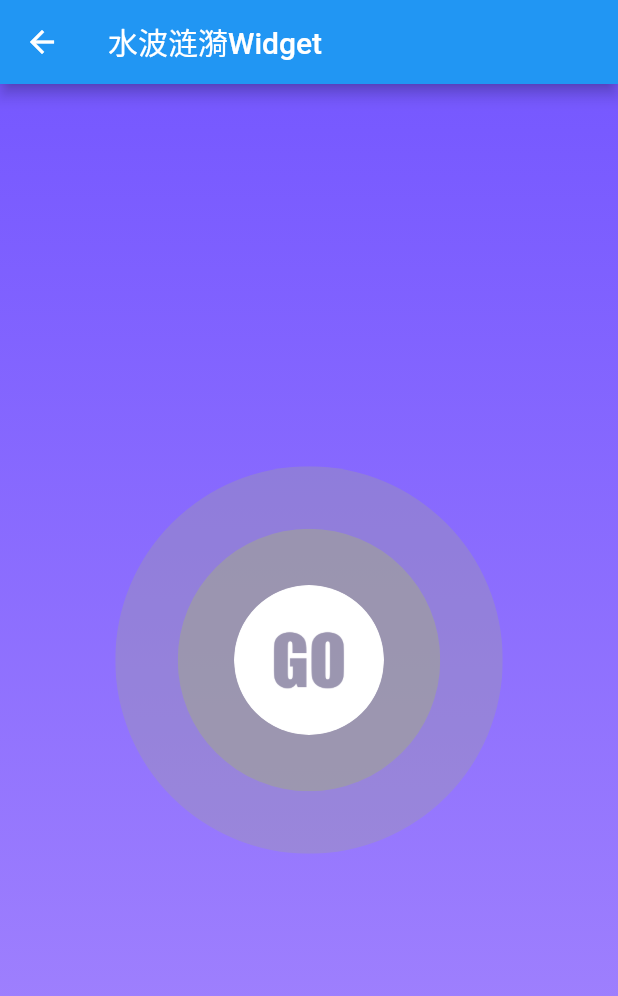
After one commit to kejunyao/flutter_practice, a Flutter app: the RippleWidgetScreen screen opened directly, on a phone screen of 412 x 824 dp. The commit adds this screen. Shown: the top 996 px of the screen. Run offline on Flutter 3.47's test engine with Material 2 defaults, Android fonts, the phone set to English and light mode, and no system bars; our stand-ins replace sqflite; accounts and stored records are empty.

Commit message:
【新增】水波涟漪Widget
Signed-off-by: kejunyao <kejunyao@126.com>

```diff
--- /dev/null
+++ b/lib/widgets/example/ripple_widget_screen.dart
@@ -0,0 +1,38 @@
+import 'package:flutter/material.dart';
+
+import '../ripple_widget.dart';
+
+class RippleWidgetScreen extends StatefulWidget {
+  @override
+  _RippleWidgetScreenState createState() => _RippleWidgetScreenState();
+}
+
+class _RippleWidgetScreenState extends State<RippleWidgetScreen> {
+  @override
+  Widget build(BuildContext context) {
+    return Scaffold(
+      appBar: AppBar(
+        title: Text('水波涟漪Widget'),
+      ),
+      body: Container(
+        decoration: BoxDecoration(
+          gradient: LinearGradient(
+            begin: AlignmentDirectional.topCenter,
+            end: AlignmentDirectional.bottomCenter,
+            colors: [Color(0XFF7658FF), Color(0XFFA889FD)],
+          ),
+        ),
+        child: Center(
+          child: RippleWidget(
+            radius: 100,
+            maxRadius: 350,
+            child: Image.asset(
+              'assets/images/widget/ripple_logo.png',
+              fit: BoxFit.cover,
+            ),
+          ),
+        ),
+      ),
+    );
+  }
+}
--- a/lib/widgets/example/widget_list_screen.dart
+++ b/lib/widgets/example/widget_list_screen.dart
@@ -4,6 +4,7 @@ import 'package:flutter_practice/example/base_list_view_screen.dart';
 import 'package:flutter_practice/item.dart';
 import 'package:flutter_practice/widgets/compatible/keyboard_compatible.dart';
 import 'package:flutter_practice/widgets/dashed_line.dart';
+import 'package:flutter_practice/widgets/example/ripple_widget_screen.dart';
 import 'package:flutter_practice/widgets/example/row_right_show_widget.dart';
 import 'package:flutter_practice/widgets/star_rating.dart';
 import 'compatible_text_editing.dart';
@@ -38,6 +39,7 @@ class WidgetListScreen extends BaseListView {
     items.add(Item('键盘兼容性问题', KeyboardCompatibleWidget()));
     items.add(Item('NestedScrollView', NestedScrollViewWidget()));
     items.add(Item('Row控件右侧子控件优先显示', RowRightShowFirstWidget()));
+    items.add(Item('水波涟漪效果Widget', RippleWidgetScreen()));
     return items;
   }
 
--- /dev/null
+++ b/lib/widgets/ripple_widget.dart
@@ -0,0 +1,139 @@
+import 'package:flutter/material.dart';
+
+/// 像涟漪浮动一样的圆Widget
+class RippleWidget extends StatefulWidget {
+  final Widget child;
+  final double radius;
+  final double maxRadius;
+  final int cycles;
+  final Color spreadColor;
+  final Duration duration;
+
+  RippleWidget({Key key,
+    this.child,
+    @required this.radius,
+    @required this.maxRadius,
+    this.cycles,
+    this.spreadColor = Colors.grey,
+    this.duration = const Duration(milliseconds: 3000)})
+      : super(key: key);
+
+  @override
+  _RippleWidgetState createState() => _RippleWidgetState();
+}
+
+class _RippleWidgetState extends State<RippleWidget> with TickerProviderStateMixin {
+  List<Widget> children = [];
+  List<AnimationController> controllers = [];
+
+  @override
+  void initState() {
+    super.initState();
+    if (widget.child != null) {
+      children.add(
+        ClipOval(
+          child: SizedBox(
+            width: widget.radius,
+            height: widget.radius,
+            child: widget.child,
+          ),
+        ),
+      );
+    }
+    start();
+  }
+
+  start() async {
+    int i = 0;
+    while (widget.cycles == null ? true : i < widget.cycles) {
+      if (mounted) {
+        setState(() {
+          AnimationController _animationController;
+          Animation<double> _animation;
+
+          _animationController = AnimationController(vsync: this, duration: widget.duration);
+          _animation = CurvedAnimation(parent: _animationController, curve: Curves.linear);
+
+          _animationController.addStatusListener((status) {
+            if (status == AnimationStatus.completed) {
+              children.removeAt(0);
+              controllers.removeAt(0);
+              _animationController.dispose();
+            }
+          });
+          controllers.add(_animationController);
+          _animationController.forward();
+
+          widget.child != null
+              ? children.insert(
+                  children.length - 1,
+                  _AnimatedSpread(
+                    animation: _animation,
+                    radius: widget.radius,
+                    maxRadius: widget.maxRadius,
+                    color: widget.spreadColor,
+                  ))
+              : children.add(
+                _AnimatedSpread(
+                    animation: _animation,
+                    radius: widget.radius,
+                    maxRadius: widget.maxRadius,
+                    color: widget.spreadColor,
+                  )
+          );
+        });
+      }
+      if (widget.cycles != null) i++;
+      await Future.delayed(Duration(milliseconds: widget.duration.inMilliseconds ~/ 3));
+    }
+  }
+
+  @override
+  void dispose() {
+    controllers.forEach((c) {
+      c.dispose();
+      c = null;
+    });
+    super.dispose();
+  }
+
+  @override
+  Widget build(BuildContext context) {
+    return Stack(
+      children: children,
+      alignment: Alignment.center,
+    );
+  }
+}
+
+class _AnimatedSpread extends AnimatedWidget {
+  final Tween<double> _opacityTween = Tween(begin: 1, end: 0);
+  final Tween<double> _radiusTween;
+  final Color color;
+
+  _AnimatedSpread(
+      {Key key,
+      @required Animation<double> animation,
+      @required double radius,
+      @required double maxRadius,
+      @required this.color})
+      : _radiusTween = Tween(begin: radius, end: maxRadius),
+        super(key: key, listenable: animation);
+
+  @override
+  Widget build(BuildContext context) {
+    final Animation<double> animation = listenable;
+    return Container(
+      width: _radiusTween.evaluate(animation),
+      height: _radiusTween.evaluate(animation),
+      child: ClipOval(
+        child: Opacity(
+          opacity: _opacityTween.evaluate(animation),
+          child: Container(
+            color: color,
+          ),
+        ),
+      ),
+    );
+  }
+}
--- a/pubspec.yaml
+++ b/pubspec.yaml
@@ -52,6 +52,7 @@ flutter:
     - assets/images/
     - assets/images/tabbar/
     - assets/images/home/
+    - assets/images/widget/
 
   # An image asset can refer to one or more resolution-specific "variants", see
   # https://flutter.dev/assets-and-images/#resolution-aware.
```
Also changed, not shown: assets/images/widget/ripple_logo.png (added).
